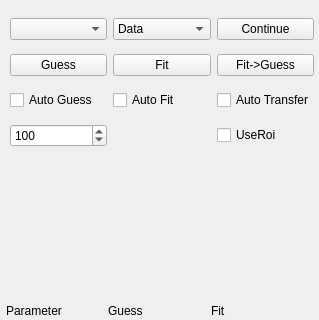
The window that beamprofiler/ui/Fitter.ui (shreyaspotnis/beamprofiler) describes before a commit, drawn with Qt 5; both pictures show x 0 to 319 and y 0 to 320 of the 319 by 582 pixel window.
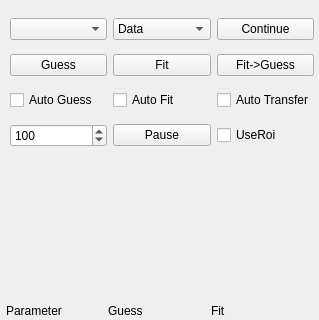
The same window after the commit.

The edit to the form file:
```diff
--- a/beamprofiler/ui/Fitter.ui
+++ b/beamprofiler/ui/Fitter.ui
@@ -155,6 +155,13 @@
       </property>
      </widget>
     </item>
+    <item row="3" column="1">
+     <widget class="QPushButton" name="pushPlayPause">
+      <property name="text">
+       <string>Pause</string>
+      </property>
+     </widget>
+    </item>
    </layout>
   </widget>
   <widget class="QLabel" name="fitDetailsLabel">
```
Left out of the diff: 17 changed lines with no effect on the pictures.
